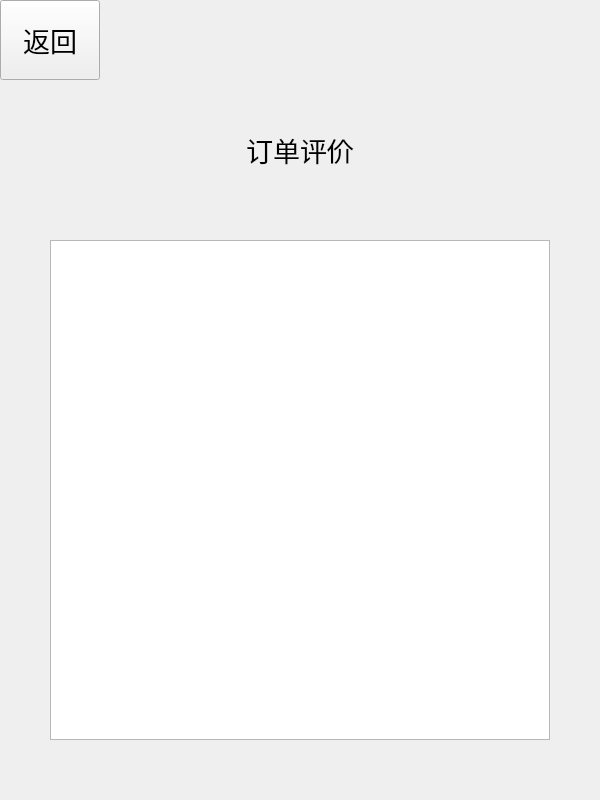
Above: business/evalute.ui from chichuxwx/Food-delivery-platform before the change. Below: the same form after it.
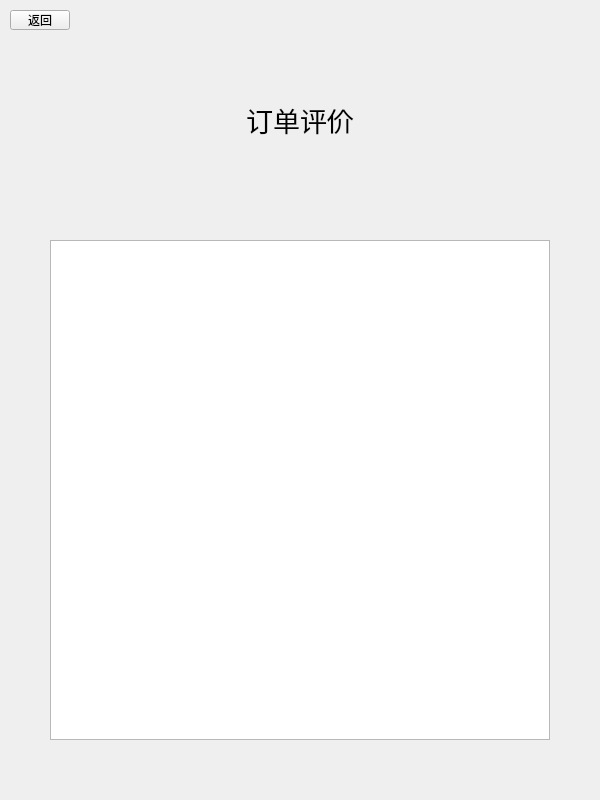
That is the form after the change.

What changed in the file:
```diff
--- a/business/evalute.ui
+++ b/business/evalute.ui
@@ -28,27 +28,28 @@
   <widget class="QPushButton" name="pushButton">
    <property name="geometry">
     <rect>
-     <x>0</x>
-     <y>0</y>
-     <width>100</width>
-     <height>80</height>
+     <x>10</x>
+     <y>10</y>
+     <width>60</width>
+     <height>20</height>
     </rect>
    </property>
    <property name="minimumSize">
     <size>
-     <width>100</width>
-     <height>80</height>
+     <width>60</width>
+     <height>20</height>
     </size>
    </property>
    <property name="maximumSize">
     <size>
-     <width>100</width>
-     <height>80</height>
+     <width>60</width>
+     <height>20</height>
     </size>
    </property>
    <property name="font">
     <font>
-     <pointsize>20</pointsize>
+     <family>Microsoft YaHei</family>
+     <pointsize>9</pointsize>
     </font>
    </property>
    <property name="text">
@@ -58,22 +59,22 @@
   <widget class="QLabel" name="label">
    <property name="geometry">
     <rect>
-     <x>0</x>
+     <x>225</x>
      <y>100</y>
-     <width>600</width>
-     <height>100</height>
+     <width>150</width>
+     <height>40</height>
     </rect>
    </property>
    <property name="minimumSize">
     <size>
-     <width>600</width>
-     <height>100</height>
+     <width>150</width>
+     <height>40</height>
     </size>
    </property>
    <property name="maximumSize">
     <size>
-     <width>600</width>
-     <height>100</height>
+     <width>150</width>
+     <height>40</height>
     </size>
    </property>
    <property name="font">
```
